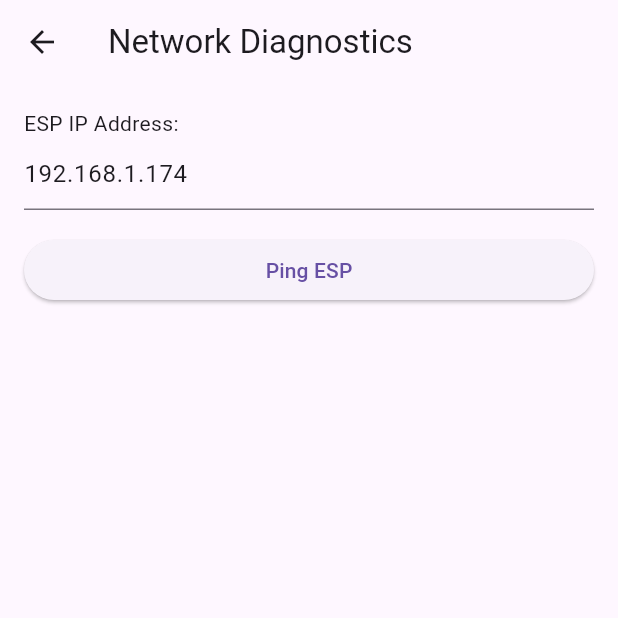
After one commit to BenDNKennedy/SHADE_FLUTTER_APP, a Flutter app: the screen it shows after launch, after a tap on the "wifi tethering" icon, on a phone screen of 412 x 824 dp, the top half of it. The commit adds this screen. Run offline on Flutter 3.47's test engine with Material 3 defaults, Android fonts, the phone set to English and light mode, and no system bars; our stand-ins replace shared_preferences; network calls fail.

```diff
--- a/lib/pages/home_page.dart
+++ b/lib/pages/home_page.dart
@@ -9,6 +9,8 @@ import '../models/setup_config.dart';
 import '../services/prefs_service.dart';
 import '../services/network_service.dart';
 import 'setup_page.dart';
+import 'network_page.dart'; // ← ✅ Must be present
+
 
 class HomePage extends StatefulWidget {
   const HomePage({super.key});
@@ -94,6 +96,15 @@ class _HomePageState extends State<HomePage> {
             icon: const Icon(Icons.refresh),
             onPressed: fetchData,
           ),
+          IconButton(
+            icon: const Icon(Icons.wifi_tethering),
+            onPressed: () {
+              Navigator.push(
+                context,
+                MaterialPageRoute(builder: (_) => const NetworkPage()),
+              );
+            },
+          ),
         ],
       ),
       body: Center(
--- /dev/null
+++ b/lib/pages/network_page.dart
@@ -0,0 +1,75 @@
+// File: lib/pages/network_page.dart
+
+import 'dart:async';
+import 'package:flutter/material.dart';
+import 'package:http/http.dart' as http;
+import '../utils/constants.dart';
+
+class NetworkPage extends StatefulWidget {
+  const NetworkPage({super.key});
+
+  @override
+  State<NetworkPage> createState() => _NetworkPageState();
+}
+
+class _NetworkPageState extends State<NetworkPage> {
+  final TextEditingController _ipController = TextEditingController(text: AppConstants.espIp);
+  String _statusMessage = '';
+  bool _isPinging = false;
+
+  Future<void> _pingESP() async {
+    setState(() {
+      _isPinging = true;
+      _statusMessage = 'Pinging...';
+    });
+
+    try {
+      final response = await http.get(Uri.parse('http://${_ipController.text}/solar')).timeout(const Duration(seconds: 3));
+      if (response.statusCode == 200) {
+        setState(() {
+          _statusMessage = '✅ ESP Responded: ${response.body}';
+        });
+      } else {
+        setState(() {
+          _statusMessage = '⚠️ Response error: ${response.statusCode}';
+        });
+      }
+    } catch (e) {
+      setState(() {
+        _statusMessage = '❌ Failed to reach ESP: $e';
+      });
+    } finally {
+      setState(() {
+        _isPinging = false;
+      });
+    }
+  }
+
+  @override
+  Widget build(BuildContext context) {
+    return Scaffold(
+      appBar: AppBar(title: const Text('Network Diagnostics')),
+      body: Padding(
+        padding: const EdgeInsets.all(16),
+        child: Column(
+          crossAxisAlignment: CrossAxisAlignment.stretch,
+          children: [
+            const Text('ESP IP Address:'),
+            TextField(
+              controller: _ipController,
+              keyboardType: TextInputType.url,
+              decoration: const InputDecoration(hintText: '192.168.1.87'),
+            ),
+            const SizedBox(height: 16),
+            ElevatedButton(
+              onPressed: _isPinging ? null : _pingESP,
+              child: const Text('Ping ESP'),
+            ),
+            const SizedBox(height: 24),
+            Text(_statusMessage, style: const TextStyle(fontSize: 16)),
+          ],
+        ),
+      ),
+    );
+  }
+}
```
Also changed, not shown: lib/services/prefs_service.dart (+11 -0 lines), 1 other file.
